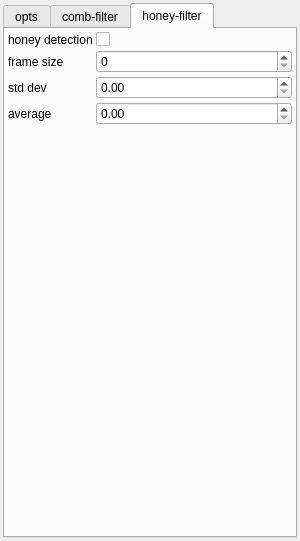
First picture: the form in ImgAnalysisTracker/PreprocessorParamsWidget.ui, repository BioroboticsLab/biotracker_beesbook, before the edit.
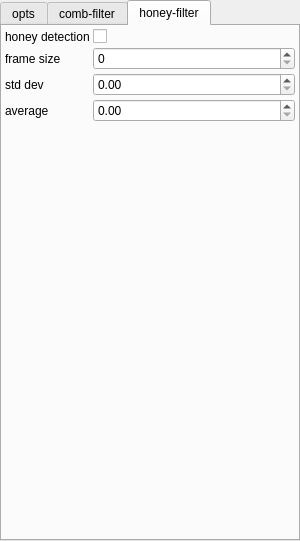
Second picture: the form after the edit.

Commit message: More dense layout

Patch:
```diff
--- a/ImgAnalysisTracker/PreprocessorParamsWidget.ui
+++ b/ImgAnalysisTracker/PreprocessorParamsWidget.ui
@@ -15,19 +15,19 @@
   </property>
   <layout class="QVBoxLayout" name="verticalLayout">
    <property name="spacing">
-    <number>3</number>
+    <number>0</number>
    </property>
    <property name="leftMargin">
-    <number>3</number>
+    <number>0</number>
    </property>
    <property name="topMargin">
-    <number>3</number>
+    <number>0</number>
    </property>
    <property name="rightMargin">
-    <number>3</number>
+    <number>0</number>
    </property>
    <property name="bottomMargin">
-    <number>3</number>
+    <number>0</number>
    </property>
    <item>
     <widget class="QTabWidget" name="tabWidget">
```
The commit also changes 4 other files.
